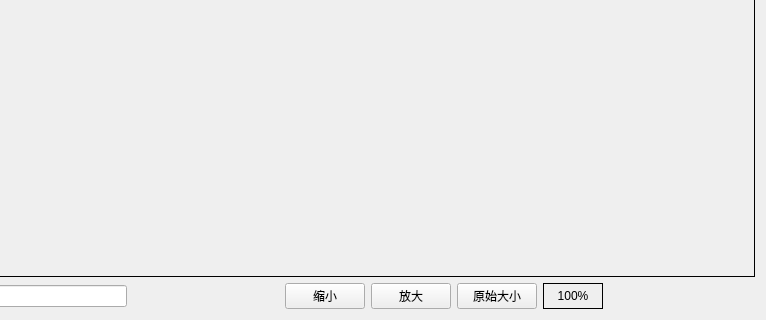
Old version of the form ImageView/widget.ui in the repository Xie-Long-0/Qt_projects; both pictures show x 122 to 888 and y 382 to 702 of the 888 by 702 pixel window.
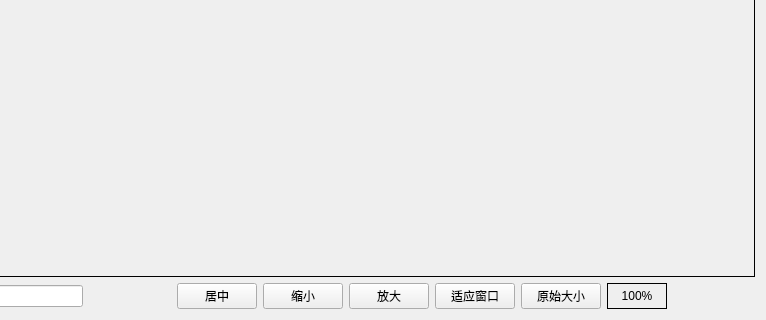
New version of the form.

```diff
--- a/ImageView/widget.ui
+++ b/ImageView/widget.ui
@@ -59,6 +59,13 @@
        </property>
       </spacer>
      </item>
+     <item>
+      <widget class="QPushButton" name="centerImgBtn">
+       <property name="text">
+        <string>居中</string>
+       </property>
+      </widget>
+     </item>
      <item>
       <widget class="QPushButton" name="zoomInBtn">
        <property name="text">
@@ -73,6 +80,13 @@
        </property>
       </widget>
      </item>
+     <item>
+      <widget class="QPushButton" name="adjustImgBtn">
+       <property name="text">
+        <string>适应窗口</string>
+       </property>
+      </widget>
+     </item>
      <item>
       <widget class="QPushButton" name="originalBtn">
        <property name="text">
@@ -95,7 +109,10 @@
         </size>
        </property>
        <property name="frameShape">
-        <enum>QFrame::Panel</enum>
+        <enum>QFrame::Box</enum>
+       </property>
+       <property name="frameShadow">
+        <enum>QFrame::Plain</enum>
        </property>
        <property name="text">
         <string>100%</string>
```
